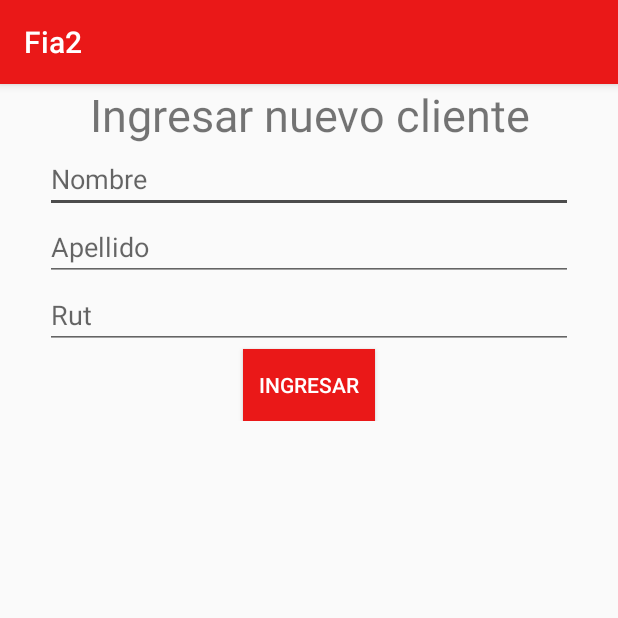
After one commit to Betofail/fia2, an Android app: the fragment CreateClientFragment shown on its own in the app's theme, on a phone screen of 412 x 824 dp, the top half of it. The commit adds this screen. Run offline under Robolectric (Android 15) with nearby library versions, the phone set to English and light mode, and no system bars; our stand-ins replace Firebase (no records; nobody signed in at launch, a user with empty details on screens opened directly).

```diff
--- a/app/build.gradle
+++ b/app/build.gradle
@@ -31,5 +31,6 @@ dependencies {
     implementation 'com.google.firebase:firebase-auth:16.0.5'
     implementation 'com.google.firebase:firebase-database:16.0.5'
     implementation 'com.google.firebase:firebase-firestore:17.1.3'
+    implementation 'com.firebaseui:firebase-ui-database:3.3.1'
 }
 apply plugin: 'com.google.gms.google-services'
--- /dev/null
+++ b/app/src/main/java/com/example/alber/fia2/CreateClientFragment.java
@@ -0,0 +1,114 @@
+package com.example.alber.fia2;
+
+import android.content.Context;
+import android.content.SharedPreferences;
+import android.net.Uri;
+import android.os.Bundle;
+import android.support.annotation.NonNull;
+import android.support.design.widget.FloatingActionButton;
+import android.support.v4.app.Fragment;
+import android.text.TextUtils;
+import android.util.Log;
+import android.view.LayoutInflater;
+import android.view.Menu;
+import android.view.MenuInflater;
+import android.view.View;
+import android.view.ViewGroup;
+import android.widget.Button;
+import android.widget.EditText;
+import android.widget.Toast;
+
+import com.google.android.gms.tasks.OnFailureListener;
+import com.google.android.gms.tasks.OnSuccessListener;
+import com.google.firebase.database.DatabaseReference;
+import com.google.firebase.database.FirebaseDatabase;
+import com.google.firebase.firestore.DocumentReference;
+import com.google.firebase.firestore.FirebaseFirestore;
+
+import java.util.HashMap;
+import java.util.Map;
+
+public class CreateClientFragment extends Fragment {
+
+    private EditText nombre, apellido, rut;
+    private Button ingresarClienteButton;
+    private FirebaseFirestore db;
+    private static final String TAG = "Creando cliente";
+
+    @Override
+    public View onCreateView(LayoutInflater inflater, ViewGroup container, Bundle savedInstanceState) {
+        View rootView = inflater.inflate(R.layout.fragment_create_client, container, false);
+
+        this.nombre = rootView.findViewById(R.id.nombre_cliente);
+        this.apellido = rootView.findViewById(R.id.apellido_cliente);
+        this.rut = rootView.findViewById(R.id.rut_cliente);
+
+        this.ingresarClienteButton = rootView.findViewById(R.id.button_ingresar_cliente);
+        this.db = FirebaseFirestore.getInstance();
+
+        this.ingresarClienteButton.setOnClickListener(new View.OnClickListener(){
+            @Override
+            public void onClick(View view){
+                crearCliente();
+            }
+        });
+
+        return rootView;
+    }
+
+    public void onCreateOptionsMenu(Menu menu, MenuInflater inflater){
+        inflater.inflate(R.menu.menu_main,menu);
+    }
+
+    @Override
+    public void onAttach(Context context) {
+        super.onAttach(context);
+    }
+
+    public void showToast(String message){
+        Toast.makeText(getContext(),message,Toast.LENGTH_SHORT).show();
+    }
+
+    public void crearCliente(){
+        String nombre = this.nombre.getText().toString().trim();
+        String apellido = this.apellido.getText().toString().trim();
+        String rut = this.rut.getText().toString().trim();
+
+        if(this.validateFields(nombre,apellido,rut)){
+            Map<String, Object> client = new HashMap<>();
+            client.put("nombre", nombre);
+            client.put("apellido", apellido);
+            client.put("rut",rut);
+
+            this.db.collection("clients")
+                    .add(client)
+                    .addOnSuccessListener(new OnSuccessListener<DocumentReference>() {
+                        @Override
+                        public void onSuccess(DocumentReference documentReference) {
+                            showToast("Nuevo cliente registrado");
+                            Log.d(TAG, "DocumentSnapshot added with ID: " + documentReference.getId());
+                        }
+                    })
+                    .addOnFailureListener(new OnFailureListener() {
+                        @Override
+                        public void onFailure(@NonNull Exception e) {
+                            Log.w(TAG, "Error adding document", e);
+                        }
+                    });
+        }
+        else{
+            showToast("Ingrese todos los campos");
+        }
+
+
+    }
+
+    private boolean validateFields(String nombre, String apellido, String rut){
+        if (!TextUtils.isEmpty(nombre) && !TextUtils.isEmpty(apellido) && !TextUtils.isEmpty(rut)){
+            return true;
+        }
+        else {
+            return false;
+        }
+    }
+}
--- a/app/src/main/java/com/example/alber/fia2/HomeFragment.java
+++ b/app/src/main/java/com/example/alber/fia2/HomeFragment.java
@@ -59,6 +59,8 @@ public class HomeFragment extends Fragment {
         return rootView;
 
     }
+
+
     public void onCreateOptionsMenu(Menu menu, MenuInflater inflater){
         inflater.inflate(R.menu.menu_main,menu);
 
--- a/app/src/main/java/com/example/alber/fia2/MainActivity.java
+++ b/app/src/main/java/com/example/alber/fia2/MainActivity.java
@@ -25,6 +25,7 @@ public class MainActivity extends AppCompatActivity {
     TabItem tabHome;
     TabItem tabDebs;
     TabItem tabSales;
+    TabItem tabClients;
 
     @Override
     protected void onCreate(Bundle savedInstanceState) {
@@ -37,6 +38,7 @@ public class MainActivity extends AppCompatActivity {
         tabHome = findViewById(R.id.home);
         tabDebs = findViewById(R.id.debs);
         tabSales = findViewById(R.id.sales);
+        tabClients = findViewById(R.id.clients);
         viewPager = findViewById(R.id.view_pager);
 
         pagerAdapter = new com.example.alber.fia2.PagerAdapter(getSupportFragmentManager(),tabLayout.getTabCount());
--- a/app/src/main/java/com/example/alber/fia2/PagerAdapter.java
+++ b/app/src/main/java/com/example/alber/fia2/PagerAdapter.java
@@ -22,6 +22,8 @@ public class PagerAdapter extends FragmentPagerAdapter {
                 return new DebsFragment();
             case 2:
                 return new SalesFragment();
+            case 3:
+                return new CreateClientFragment();
             default:
                 return null;
         }
--- a/app/src/main/java/com/example/alber/fia2/Users.java
+++ b/app/src/main/java/com/example/alber/fia2/Users.java
@@ -2,4 +2,10 @@ package com.example.alber.fia2;
 
 public class Users {
     private String name;
+    private String apellido;
+    private String rut;
+
+    public String getname(){
+        return this.name;
+    }
 }
--- a/app/src/main/res/layout/activity_main.xml
+++ b/app/src/main/res/layout/activity_main.xml
@@ -45,6 +45,12 @@
                 android:layout_width="wrap_content"
                 android:text="@string/ventas"/>
 
+            <android.support.design.widget.TabItem
+                android:id="@+id/clients"
+                android:layout_height="wrap_content"
+                android:layout_width="wrap_content"
+                android:text="clientes"/>
+
         </android.support.design.widget.TabLayout>
     </android.support.design.widget.AppBarLayout>
 
--- /dev/null
+++ b/app/src/main/res/layout/fragment_create_client.xml
@@ -0,0 +1,52 @@
+<?xml version="1.0" encoding="utf-8"?>
+<FrameLayout xmlns:android="http://schemas.android.com/apk/res/android"
+    xmlns:tools="http://schemas.android.com/tools"
+    android:layout_width="match_parent"
+    android:layout_height="match_parent"
+    tools:context=".CreateClientFragment">
+
+    <LinearLayout
+        android:layout_width="match_parent"
+        android:layout_height="wrap_content"
+        android:gravity="center"
+        android:orientation="vertical"
+        android:paddingLeft="30dp"
+        android:paddingRight="30dp">
+
+        <TextView
+            android:layout_width="match_parent"
+            android:layout_height="wrap_content"
+            android:text="Ingresar nuevo cliente"
+            android:textAlignment="center"
+            android:textSize="30sp"/>
+
+        <EditText
+            android:id="@+id/nombre_cliente"
+            android:layout_width="match_parent"
+            android:layout_height="wrap_content"
+            android:hint="Nombre"/>
+
+        <EditText
+            android:id="@+id/apellido_cliente"
+            android:layout_width="match_parent"
+            android:layout_height="wrap_content"
+            android:hint="Apellido"/>
+
+        <EditText
+            android:id="@+id/rut_cliente"
+            android:layout_width="match_parent"
+            android:layout_height="wrap_content"
+            android:hint="Rut"/>
+
+        <Button
+            android:id="@+id/button_ingresar_cliente"
+            android:layout_width="wrap_content"
+            android:layout_height="wrap_content"
+            android:background="@color/colorPrimary"
+            android:textColor="@android:color/white"
+            android:text="Ingresar"
+            />
+
+    </LinearLayout>
+
+</FrameLayout>
```
Also changed, not shown: app/src/main/java/com/example/alber/fia2/Clients.java (added, +14 -0 lines), app/src/main/java/com/example/alber/fia2/CrearCuenta.java (+43 -7 lines), app/src/main/java/com/example/alber/fia2/SalesFragment.java (+65 -24 lines), app/src/main/res/layout/fragment_sales.xml (+5 -5 lines).
